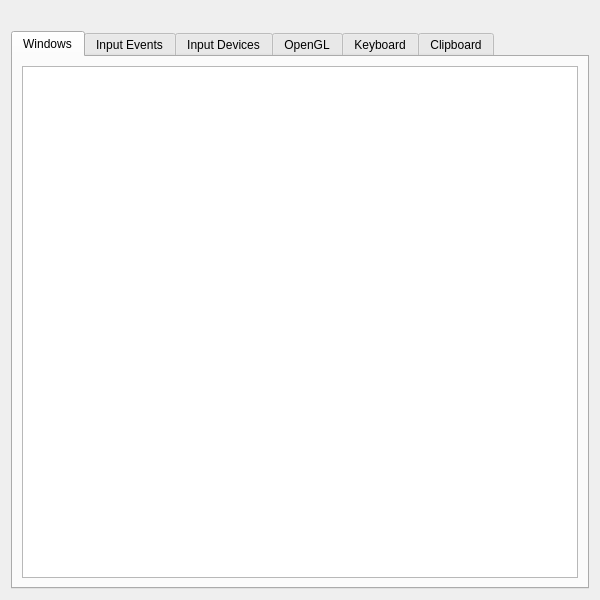
Above: src/debug_console.ui from lfdevs/kwin before the change. Below: the same form after it.
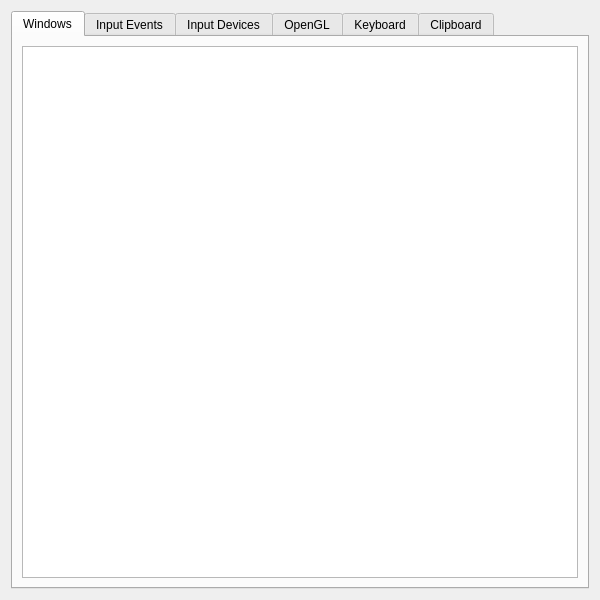
That is the form after the change. Icons and pictures are not drawn.

The edit to the form file:
```diff
--- a/src/debug_console.ui
+++ b/src/debug_console.ui
@@ -17,23 +17,6 @@
    <iconset theme="kwin"/>
   </property>
   <layout class="QVBoxLayout" name="verticalLayout">
-   <item>
-    <layout class="QHBoxLayout" name="horizontalLayout">
-     <item>
-      <spacer name="horizontalSpacer">
-       <property name="orientation">
-        <enum>Qt::Horizontal</enum>
-       </property>
-       <property name="sizeHint" stdset="0">
-        <size>
-         <width>40</width>
-         <height>20</height>
-        </size>
-       </property>
-      </spacer>
-     </item>
-    </layout>
-   </item>
    <item>
     <widget class="QTabWidget" name="tabWidget">
      <property name="currentIndex">
```
